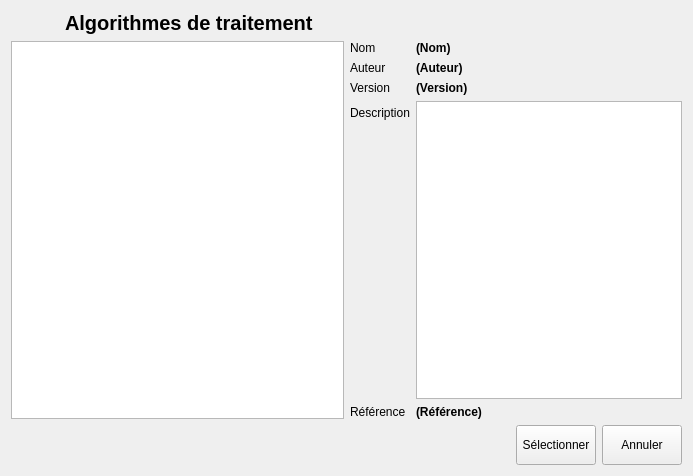
introlab/OpenIMU, file python/resources/ui/processselectdialog.ui: the form before one commit.
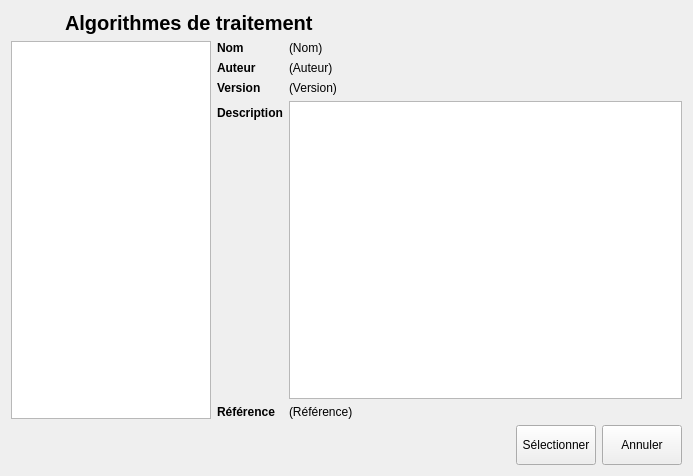
The form after the commit. Icons and pictures are not drawn.

Patch:
```diff
--- a/python/resources/ui/processselectdialog.ui
+++ b/python/resources/ui/processselectdialog.ui
@@ -55,12 +55,25 @@
    <item>
     <layout class="QHBoxLayout" name="horizontalLayout_3">
      <item>
-      <widget class="QListWidget" name="listWidget"/>
+      <widget class="QListWidget" name="listWidget">
+       <property name="maximumSize">
+        <size>
+         <width>200</width>
+         <height>16777215</height>
+        </size>
+       </property>
+      </widget>
      </item>
      <item>
       <layout class="QFormLayout" name="formLayout">
        <item row="0" column="0">
         <widget class="QLabel" name="lblName">
+         <property name="font">
+          <font>
+           <weight>75</weight>
+           <bold>true</bold>
+          </font>
+         </property>
          <property name="text">
           <string>Nom</string>
          </property>
@@ -68,6 +81,12 @@
        </item>
        <item row="1" column="0">
         <widget class="QLabel" name="lblAuthor">
+         <property name="font">
+          <font>
+           <weight>75</weight>
+           <bold>true</bold>
+          </font>
+         </property>
          <property name="text">
           <string>Auteur</string>
          </property>
@@ -77,8 +96,8 @@
         <widget class="QLabel" name="lblAuthorValue">
          <property name="font">
           <font>
-           <weight>75</weight>
-           <bold>true</bold>
+           <weight>50</weight>
+           <bold>false</bold>
           </font>
          </property>
          <property name="text">
@@ -88,6 +107,12 @@
        </item>
        <item row="2" column="0">
         <widget class="QLabel" name="lblVersion">
+         <property name="font">
+          <font>
+           <weight>75</weight>
+           <bold>true</bold>
+          </font>
+         </property>
          <property name="text">
           <string>Version</string>
          </property>
@@ -97,8 +122,8 @@
         <widget class="QLabel" name="lblVersionValue">
          <property name="font">
           <font>
-           <weight>75</weight>
-           <bold>true</bold>
+           <weight>50</weight>
+           <bold>false</bold>
           </font>
          </property>
          <property name="text">
@@ -108,6 +133,12 @@
        </item>
        <item row="3" column="0">
         <widget class="QLabel" name="lblDesc">
+         <property name="font">
+          <font>
+           <weight>75</weight>
+           <bold>true</bold>
+          </font>
+         </property>
          <property name="text">
           <string>Description</string>
          </property>
@@ -117,8 +148,8 @@
         <widget class="QPlainTextEdit" name="txtDesc">
          <property name="font">
           <font>
-           <weight>75</weight>
-           <bold>true</bold>
+           <weight>50</weight>
+           <bold>false</bold>
           </font>
          </property>
          <property name="readOnly">
@@ -128,6 +159,12 @@
        </item>
        <item row="4" column="0">
         <widget class="QLabel" name="lblRef">
+         <property name="font">
+          <font>
+           <weight>75</weight>
+           <bold>true</bold>
+          </font>
+         </property>
          <property name="text">
           <string>Référence</string>
          </property>
@@ -137,8 +174,8 @@
         <widget class="QLabel" name="lblRefValue">
          <property name="font">
           <font>
-           <weight>75</weight>
-           <bold>true</bold>
+           <weight>50</weight>
+           <bold>false</bold>
           </font>
          </property>
          <property name="text">
@@ -153,8 +190,8 @@
         <widget class="QLabel" name="lblNameValue">
          <property name="font">
           <font>
-           <weight>75</weight>
-           <bold>true</bold>
+           <weight>50</weight>
+           <bold>false</bold>
           </font>
          </property>
          <property name="text">
```
Left out of the diff: 19 changed lines with no effect on the pictures.
